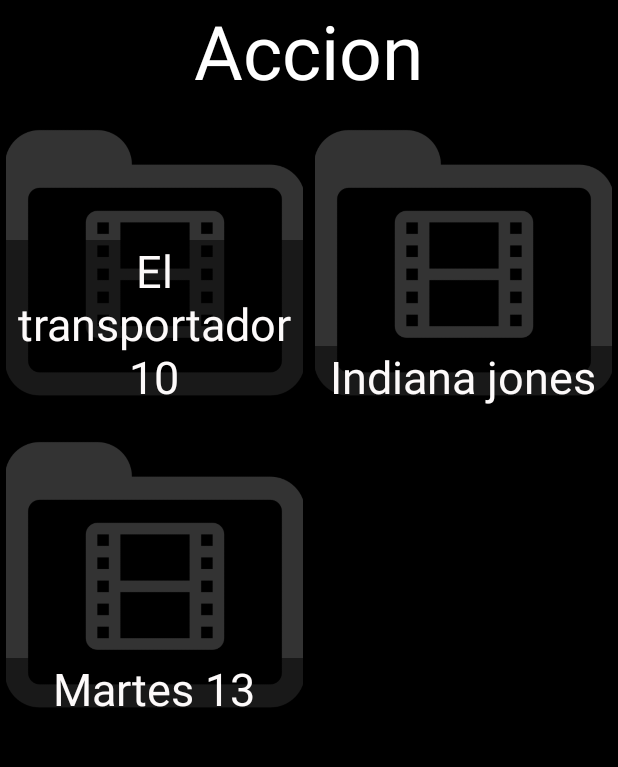
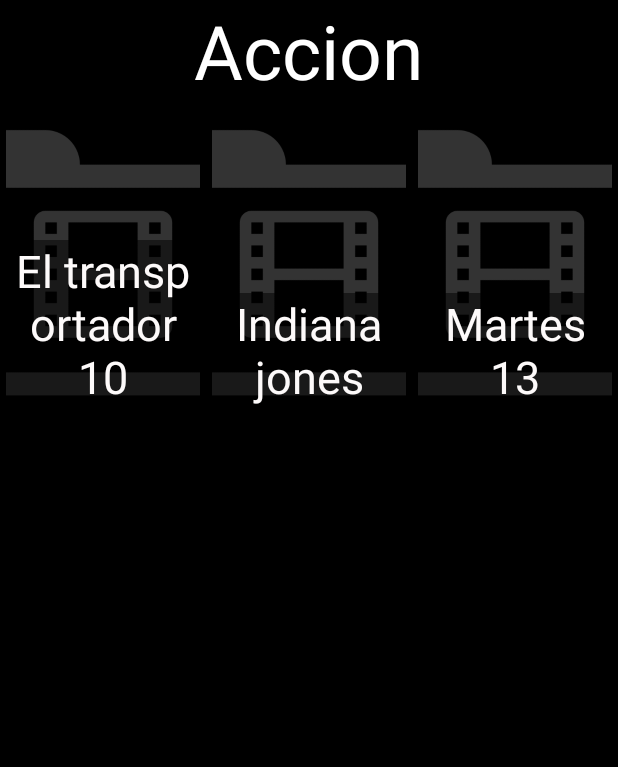
Before and after one commit to FelipeFragueiro/Reflex, an Android app: the screen it shows after launch (DetalleGenerosActivity), after a tap on "Accion", on a phone screen of 412 x 824 dp, the part 84-851 px from its top. Run offline under Robolectric (Android 15) with nearby library versions, the phone set to English and light mode, and no system bars; libraries missing offline, so code that uses them is left out: android.support.v7.

Commit message:
Fragmentamos el detalle genero
acasc

```diff
--- a/app/build.gradle
+++ b/app/build.gradle
@@ -24,8 +24,10 @@ dependencies {
     androidTestCompile('com.android.support.test.espresso:espresso-core:2.2.2', {
         exclude group: 'com.android.support', module: 'support-annotations'
     })
+
     compile 'com.android.support:appcompat-v7:26.+'
     compile 'com.android.support.constraint:constraint-layout:1.0.2'
+    compile 'com.android.support:recyclerview-v7:26.0.0-alpha1'
+    compile 'com.android.support:support-v4:26.+'
     testCompile 'junit:junit:4.12'
-    compile 'com.android.support:recyclerview-v7:26.0.0-alpha1'
 }
--- a/app/src/main/AndroidManifest.xml
+++ b/app/src/main/AndroidManifest.xml
@@ -19,6 +19,7 @@
         <activity android:name=".DetalleGenerosActivity"></activity>
         <activity android:name=".DetallePeliculaActivity"></activity>
         <activity android:name=".FotoCompletaPeliculaActivity"></activity>
+
     </application>
 
 </manifest>
--- a/app/src/main/java/a0817moact03c_2/a0817moact03c_02/AdaptadorDeListaDePeliculasRecycler.java
+++ b/app/src/main/java/a0817moact03c_2/a0817moact03c_02/AdaptadorDeListaDePeliculasRecycler.java
@@ -9,6 +9,8 @@ import android.widget.ImageView;
 import android.widget.TextView;
 
 import java.util.List;
+
+import static android.support.v7.recyclerview.R.styleable.RecyclerView;
 
 /**
  * Created by ma on 26/10/17.
--- a/app/src/main/java/a0817moact03c_2/a0817moact03c_02/AdaptadorDePeliculaRecycler.java
+++ b/app/src/main/java/a0817moact03c_2/a0817moact03c_02/AdaptadorDePeliculaRecycler.java
@@ -1,6 +1,7 @@
 package a0817moact03c_2.a0817moact03c_02;
 
 import android.content.Context;
+
 import android.support.v7.widget.RecyclerView;
 import android.view.LayoutInflater;
 import android.view.View;
@@ -9,6 +10,7 @@ import android.widget.ImageView;
 import android.widget.TextView;
 
 import java.util.List;
+
 
 /**
  * Created by ma on 25/10/17.
--- a/app/src/main/java/a0817moact03c_2/a0817moact03c_02/DetalleGenerosActivity.java
+++ b/app/src/main/java/a0817moact03c_2/a0817moact03c_02/DetalleGenerosActivity.java
@@ -2,6 +2,8 @@ package a0817moact03c_2.a0817moact03c_02;
 
 import android.content.Intent;
 import android.os.Bundle;
+import android.support.v4.app.FragmentManager;
+import android.support.v4.app.FragmentTransaction;
 import android.support.v7.app.AppCompatActivity;
 import android.support.v7.widget.GridLayoutManager;
 import android.support.v7.widget.RecyclerView;
@@ -11,48 +13,50 @@ import android.widget.Toast;
 import java.util.ArrayList;
 import java.util.List;
 
-public class DetalleGenerosActivity extends AppCompatActivity implements AdaptadorDeListaDePeliculasRecycler.PeliculasListener{
+public class DetalleGenerosActivity extends AppCompatActivity implements DetalleGenerosFragment.EscuchadorDePelis{
     private List<Pelicula> listaDePelis;
     private AdaptadorDeListaDePeliculasRecycler unAdaptadorDePeliculas;
     @Override
     protected void onCreate(Bundle savedInstanceState) {
         super.onCreate(savedInstanceState);
         setContentView(R.layout.activity_detalle_genero);
+
+
         Intent unIntent = getIntent();
         Bundle unBundle = unIntent.getExtras();
 
-        String unNombreDeGenero = unBundle.getString("nombre_genero");
-        TextView unTextView = (TextView)findViewById(R.id.textViewGeneroDetalleGeneroAct);
-        unTextView.setText(unNombreDeGenero);
-        cargarPelis();
 
-        RecyclerView recyclerViewPersonaje = (RecyclerView)findViewById(R.id.RecyclerGeneros);
 
-        unAdaptadorDePeliculas = new AdaptadorDeListaDePeliculasRecycler(listaDePelis,this,this);
 
-        recyclerViewPersonaje.setLayoutManager(new GridLayoutManager(this,2));
-        recyclerViewPersonaje.setHasFixedSize(true);
+        FragmentManager fragmentManager = getSupportFragmentManager();
+        FragmentTransaction fragmentTransaction = fragmentManager.beginTransaction();
+        DetalleGenerosFragment detalleGenerosFragment = new DetalleGenerosFragment();
+        detalleGenerosFragment.setArguments(unBundle);
+        fragmentTransaction.replace(R.id.contenedorFragmentListaPeliculas,detalleGenerosFragment);
+        fragmentTransaction.commit();
 
-        recyclerViewPersonaje.setAdapter(unAdaptadorDePeliculas);
+
+        /*FragmentManager fragmentManager = getSupportFragmentManager();
+        FragmentTransaction fragmentTransaction = fragmentManager.beginTransaction();
+        ListaGenerosFragment listaGenerosFragment = new ListaGenerosFragment();
+        fragmentTransaction.replace(R.id.contenedorFragmentListaPeliculas, listaGenerosFragment);
+        fragmentTransaction.commit();*/
+
+
+
 
     }
 
     //Hacer un if para cuando toquen el genero de terror aparesca una lista con peliculas de terror.
 
-    private void cargarPelis() {
-
-            listaDePelis = new ArrayList<>();
-            listaDePelis.add(new Pelicula("El transportador 10", R.drawable.imagenpeliculas, "Accion", "Un pelado trabado, que anda siempre arriba de un Audi enfierrado."));
-            listaDePelis.add(new Pelicula("Indiana jones", R.drawable.imagenpeliculas, "Aventura", "Un exploraGay que siempre lleva su latigo encima."));
-            listaDePelis.add(new Pelicula("Martes 13", R.drawable.imagenpeliculas, "Terror", "Un feo con una mascara que murio ahogado en un lago , resucita todos los martes 13 para matar a todos."));
 
 
+
+    public void seleccionaronA(Pelicula unaPeli) {
     }
 
-
     @Override
-    public void seleccionaronA(Pelicula unaPeli) {
-        Toast.makeText(this,unaPeli.getNombre(), Toast.LENGTH_SHORT).show();
+    public void seleccionaronPeli(Pelicula unaPeli) {
         Intent unIntent = new Intent(this, DetallePeliculaActivity.class);
         Bundle unBundle = new Bundle();
         unBundle.putString("nombre_pelicula",unaPeli.getNombre());
--- /dev/null
+++ b/app/src/main/java/a0817moact03c_2/a0817moact03c_02/DetalleGenerosFragment.java
@@ -0,0 +1,93 @@
+package a0817moact03c_2.a0817moact03c_02;
+
+
+import android.content.Context;
+import android.content.Intent;
+import android.os.Bundle;
+import android.support.v4.app.Fragment;
+import android.support.v7.widget.GridLayoutManager;
+import android.support.v7.widget.RecyclerView;
+import android.view.LayoutInflater;
+import android.view.View;
+import android.view.ViewGroup;
+import android.widget.TextView;
+
+import java.util.ArrayList;
+import java.util.List;
+
+
+/**
+ * A simple {@link Fragment} subclass.
+ */
+public class DetalleGenerosFragment extends Fragment implements AdaptadorDeListaDePeliculasRecycler.PeliculasListener {
+    private List<Pelicula> listaDePelis;
+    private AdaptadorDeListaDePeliculasRecycler unAdaptadorDePelis;
+    private AdaptadorDeListaDePeliculasRecycler.PeliculasListener escuchadorDePeliculas;
+    private EscuchadorDePelis unEscuchadorDePelis;
+
+    public DetalleGenerosFragment() {
+        // Required empty public constructor
+    }
+
+    @Override
+    public void onAttach(Context context) {
+        super.onAttach(context);
+        unEscuchadorDePelis = (DetalleGenerosFragment.EscuchadorDePelis)context;
+    }
+
+
+    @Override
+    public View onCreateView(LayoutInflater inflater, ViewGroup container,
+                             Bundle savedInstanceState) {
+        // Inflate the layout for this fragment
+        View view = inflater.inflate(R.layout.fragment_detalle_generos, container, false);
+        RecyclerView recyclerView = view.findViewById(R.id.RecyclerGeneros);
+
+        Bundle unBundle = getArguments();
+        String unNombreDeGenero = unBundle.getString("nombre_genero");
+        TextView unTextView = (TextView)view.findViewById(R.id.textViewGeneroDetalleGeneroAct);
+        unTextView.setText(unNombreDeGenero);
+
+
+        listaDePelis = new ArrayList<>();
+        cargarPelis();
+
+
+        RecyclerView recyclerViewPersonaje = (RecyclerView)view.findViewById(R.id.RecyclerGeneros);
+
+        unAdaptadorDePelis = new AdaptadorDeListaDePeliculasRecycler(listaDePelis,getContext(),this);
+
+        recyclerViewPersonaje.setLayoutManager(new GridLayoutManager(getContext(),2));
+        recyclerViewPersonaje.setHasFixedSize(true);
+
+        recyclerViewPersonaje.setAdapter(unAdaptadorDePelis);
+
+        RecyclerView.LayoutManager layoutManager = new GridLayoutManager(getContext(),3);
+        recyclerView.setLayoutManager(layoutManager);
+
+
+        recyclerView.setAdapter(unAdaptadorDePelis);
+
+        return view;
+    }
+
+    private void cargarPelis() {
+
+        listaDePelis = new ArrayList<>();
+        listaDePelis.add(new Pelicula("El transportador 10", R.drawable.imagenpeliculas, "Accion", "Un pelado trabado, que anda siempre arriba de un Audi enfierrado."));
+        listaDePelis.add(new Pelicula("Indiana jones", R.drawable.imagenpeliculas, "Aventura", "Un exploraGay que siempre lleva su latigo encima."));
+        listaDePelis.add(new Pelicula("Martes 13", R.drawable.imagenpeliculas, "Terror", "Un feo con una mascara que murio ahogado en un lago , resucita todos los martes 13 para matar a todos."));
+
+
+    }
+
+    @Override
+    public void seleccionaronA(Pelicula unaPeli) {
+        unEscuchadorDePelis.seleccionaronPeli(unaPeli);
+
+    }
+
+    interface EscuchadorDePelis{
+        public void seleccionaronPeli(Pelicula unaPeli);
+    }
+}
--- a/app/src/main/res/layout/activity_detalle_genero.xml
+++ b/app/src/main/res/layout/activity_detalle_genero.xml
@@ -4,22 +4,11 @@
     android:layout_width="match_parent"
     android:layout_height="match_parent"
     android:orientation="vertical"
-    tools:context="a0817moact03c_2.a0817moact03c_02.DetalleGenerosActivity"
-    android:background="#000000">
+    tools:context="a0817moact03c_2.a0817moact03c_02.DetalleGenerosActivity">
 
-<TextView
-    android:id="@+id/textViewGeneroDetalleGeneroAct"
-    android:layout_width="wrap_content"
-    android:layout_height="wrap_content"
-    android:text="Genero"
-    android:layout_gravity="center"
-    android:textSize="50dp"
-    android:textColor="#ffffff"/>
-
-    <android.support.v7.widget.RecyclerView
-        android:id="@+id/RecyclerGeneros"
-        android:layout_width="match_parent"
-        android:layout_height="match_parent">
-
-    </android.support.v7.widget.RecyclerView>
+<LinearLayout
+    android:id="@+id/contenedorFragmentListaPeliculas"
+    android:layout_width="match_parent"
+    android:layout_height="match_parent"
+    android:orientation="vertical"></LinearLayout>
 </LinearLayout>
--- /dev/null
+++ b/app/src/main/res/layout/fragment_detalle_generos.xml
@@ -0,0 +1,28 @@
+<LinearLayout xmlns:android="http://schemas.android.com/apk/res/android"
+    xmlns:tools="http://schemas.android.com/tools"
+    android:layout_width="match_parent"
+    android:orientation="vertical"
+    android:layout_height="match_parent"
+    android:background="#000000"
+    tools:context="a0817moact03c_2.a0817moact03c_02.DetalleGenerosFragment">
+
+    <!-- TODO: Update blank fragment layout -->
+    <TextView
+        android:id="@+id/textViewGeneroDetalleGeneroAct"
+        android:layout_width="wrap_content"
+        android:layout_height="wrap_content"
+        android:text="Genero"
+        android:layout_gravity="center"
+        android:textSize="50dp"
+        android:textColor="#ffffff"/>
+
+    <android.support.v7.widget.RecyclerView
+        android:id="@+id/RecyclerGeneros"
+        android:layout_width="match_parent"
+        android:layout_height="match_parent">
+
+    </android.support.v7.widget.RecyclerView>
+
+
+
+</LinearLayout>
--- a/app/src/main/res/values/strings.xml
+++ b/app/src/main/res/values/strings.xml
@@ -1,3 +1,6 @@
 <resources>
     <string name="app_name">PeliCuleando </string>
+
+    <!-- TODO: Remove or change this placeholder text -->
+    <string name="hello_blank_fragment">Hello blank fragment</string>
 </resources>
```
